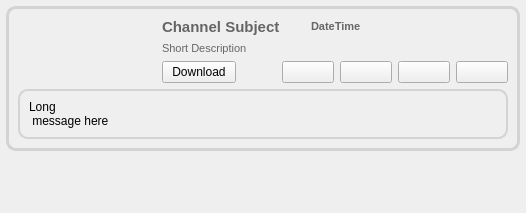
Old version of the form retroshare-gui/src/gui/feeds/ChanMsgItem.ui in the repository RetroShare/RetroShare.
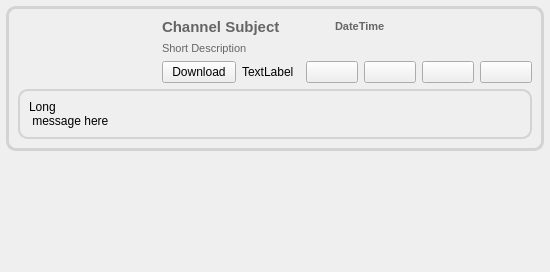
New version of the form. Icons and pictures are not drawn.

Patch:
```diff
--- a/retroshare-gui/src/gui/feeds/ChanMsgItem.ui
+++ b/retroshare-gui/src/gui/feeds/ChanMsgItem.ui
@@ -6,8 +6,8 @@
    <rect>
     <x>0</x>
     <y>0</y>
-    <width>526</width>
-    <height>213</height>
+    <width>538</width>
+    <height>272</height>
    </rect>
   </property>
   <property name="windowTitle">
@@ -99,7 +99,7 @@
       </item>
       <item row="0" column="1">
        <layout class="QGridLayout" name="gridLayout">
-        <item row="0" column="0" colspan="3">
+        <item row="0" column="0" colspan="4">
          <widget class="QLabel" name="titleLabel">
           <property name="sizePolicy">
            <sizepolicy hsizetype="Minimum" vsizetype="Minimum">
@@ -124,7 +124,7 @@
           </property>
          </widget>
         </item>
-        <item row="0" column="3" colspan="4">
+        <item row="0" column="4" colspan="4">
          <widget class="QLabel" name="datetimelabel">
           <property name="font">
            <font>
@@ -141,7 +141,7 @@
           </property>
          </widget>
         </item>
-        <item row="1" column="0" colspan="7">
+        <item row="1" column="0" colspan="8">
          <widget class="QLabel" name="subjectLabel">
           <property name="sizePolicy">
            <sizepolicy hsizetype="MinimumExpanding" vsizetype="Expanding">
@@ -169,7 +169,7 @@
           </property>
          </widget>
         </item>
-        <item row="2" column="1">
+        <item row="2" column="2">
          <spacer>
           <property name="orientation">
            <enum>Qt::Horizontal</enum>
@@ -185,7 +185,7 @@
           </property>
          </spacer>
         </item>
-        <item row="2" column="2" colspan="2">
+        <item row="2" column="3" colspan="2">
          <widget class="QPushButton" name="unsubscribeButton">
           <property name="sizePolicy">
            <sizepolicy hsizetype="Fixed" vsizetype="Fixed">
@@ -205,7 +205,7 @@
           </property>
          </widget>
         </item>
-        <item row="2" column="4">
+        <item row="2" column="5">
          <widget class="QPushButton" name="clearButton">
           <property name="sizePolicy">
            <sizepolicy hsizetype="Fixed" vsizetype="Fixed">
@@ -225,7 +225,7 @@
           </property>
          </widget>
         </item>
-        <item row="2" column="5">
+        <item row="2" column="6">
          <widget class="QPushButton" name="playButton">
           <property name="sizePolicy">
            <sizepolicy hsizetype="Fixed" vsizetype="Fixed">
@@ -245,7 +245,7 @@
           </property>
          </widget>
         </item>
-        <item row="2" column="6">
+        <item row="2" column="7">
          <widget class="QPushButton" name="expandButton">
           <property name="sizePolicy">
            <sizepolicy hsizetype="Fixed" vsizetype="Fixed">
@@ -268,6 +268,13 @@
           </property>
          </widget>
         </item>
+        <item row="2" column="1">
+         <widget class="QLabel" name="filelabel">
+          <property name="text">
+           <string>TextLabel</string>
+          </property>
+         </widget>
+        </item>
        </layout>
       </item>
       <item row="1" column="0" colspan="2">
@@ -313,7 +320,7 @@
      <property name="sizeHint" stdset="0">
       <size>
        <width>200</width>
-       <height>1</height>
+       <height>200</height>
       </size>
      </property>
     </spacer>
```
Left out of the diff: 7 changed lines with no effect on the pictures.
